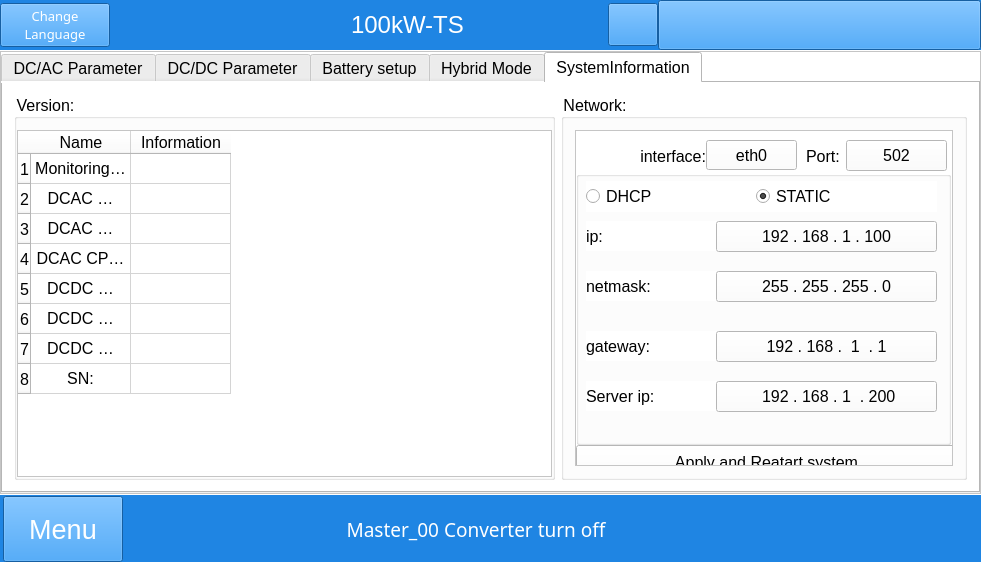
This is mywidget.ui in megarevolpr/MWin as Qt 5 draws it before an edit. The edited form follows.
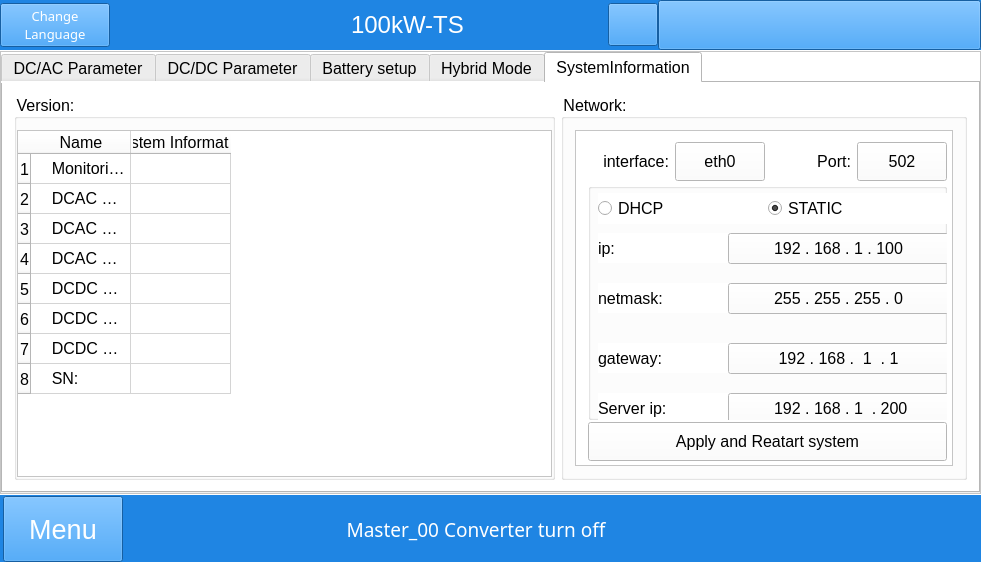
This is the edited form. The open tabs and pages were chosen to show the change. Icons and pictures are not drawn.

```diff
--- a/mywidget.ui
+++ b/mywidget.ui
@@ -9640,71 +9640,76 @@
                         </column>
                         <column>
                          <property name="text">
-                          <string>Information</string>
+                          <string>System Information</string>
                          </property>
                         </column>
                         <item row="0" column="0">
                          <property name="text">
-                          <string>Monitoring software version</string>
+                          <string>    Monitoring software version</string>
                          </property>
                          <property name="textAlignment">
-                          <set>AlignCenter</set>
+                          <set>AlignLeading|AlignVCenter</set>
+                         </property>
+                        </item>
+                        <item row="0" column="1">
+                         <property name="text">
+                          <string/>
                          </property>
                         </item>
                         <item row="1" column="0">
                          <property name="text">
-                          <string>DCAC Protocol version</string>
+                          <string>    DCAC Protocol version</string>
                          </property>
                          <property name="textAlignment">
-                          <set>AlignCenter</set>
+                          <set>AlignLeading|AlignVCenter</set>
                          </property>
                         </item>
                         <item row="2" column="0">
                          <property name="text">
-                          <string>DCAC Converter software version</string>
+                          <string>    DCAC Converter software version</string>
                          </property>
                          <property name="textAlignment">
-                          <set>AlignCenter</set>
+                          <set>AlignLeading|AlignVCenter</set>
                          </property>
                         </item>
                         <item row="3" column="0">
                          <property name="text">
-                          <string>DCAC CPLD software version</string>
+                          <string>    DCAC CPLD software version</string>
                          </property>
                          <property name="textAlignment">
-                          <set>AlignCenter</set>
+                          <set>AlignLeading|AlignVCenter</set>
                          </property>
                         </item>
                         <item row="4" column="0">
                          <property name="text">
-                          <string>DCDC Protocol version</string>
+                          <string>    DCDC Protocol version</string>
                          </property>
                          <property name="textAlignment">
-                          <set>AlignCenter</set>
+                          <set>AlignLeading|AlignVCenter</set>
                          </property>
                         </item>
                         <item row="5" column="0">
                          <property name="text">
-                          <string>DCDC Converter software version</string>
+                          <string>    DCDC Converter software version</string>
                          </property>
                          <property name="textAlignment">
-                          <set>AlignCenter</set>
+                          <set>AlignLeading|AlignVCenter</set>
                          </property>
                         </item>
                         <item row="6" column="0">
                          <property name="text">
-                          <string>DCDC CPLD software version</string>
+                          <string>    DCDC CPLD software version</string>
                          </property>
                          <property name="textAlignment">
-                          <set>AlignCenter</set>
+                          <set>AlignLeading|AlignVCenter</set>
                          </property>
                         </item>
                         <item row="7" column="0">
                          <property name="text">
-                          <string>SN:</string>
+                          <string>    SN:</string>
                          </property>
                          <property name="textAlignment">
-                          <set>AlignCenter</set>
+                          <set>AlignLeading|AlignVCenter</set>
                          </property>
                         </item>
                        </widget>
@@ -9743,14 +9748,40 @@
                          <property name="cursor">
                           <cursorShape>ArrowCursor</cursorShape>
                          </property>
+                         <widget class="QWidget" name="verticalLayoutWidget_2">
+                          <property name="geometry">
+                           <rect>
+                            <x>1</x>
+                            <y>0</y>
+                            <width>381</width>
+                            <height>341</height>
+                           </rect>
+                          </property>
+                          <layout class="QVBoxLayout" name="verticalLayout_33" stretch="1,6,1">
+                           <property name="spacing">
+                            <number>2</number>
+                           </property>
+                           <item>
+                            <layout class="QHBoxLayout" name="horizontalLayout_40">
+                             <item>
                          <widget class="QLabel" name="interface_2">
-                          <property name="geometry">
-                           <rect>
-                            <x>0</x>
-                            <y>10</y>
-                            <width>130</width>
+                               <property name="sizePolicy">
+                                <sizepolicy hsizetype="Expanding" vsizetype="Expanding">
+                                 <horstretch>0</horstretch>
+                                 <verstretch>0</verstretch>
+                                </sizepolicy>
+                               </property>
+                               <property name="minimumSize">
+                                <size>
+                                 <width>0</width>
                             <height>30</height>
-                           </rect>
+                                </size>
+                               </property>
+                               <property name="maximumSize">
+                                <size>
+                                 <width>16777215</width>
+                                 <height>30</height>
+                                </size>
                           </property>
                           <property name="layoutDirection">
                            <enum>Qt::LeftToRight</enum>
@@ -9762,27 +9793,14 @@
                            <set>Qt::AlignRight|Qt::AlignTrailing|Qt::AlignVCenter</set>
                           </property>
                          </widget>
-                         <widget class="QLabel" name="Port">
-                          <property name="geometry">
-                           <rect>
-                            <x>230</x>
-                            <y>10</y>
-                            <width>40</width>
-                            <height>30</height>
-                           </rect>
-                          </property>
-                          <property name="text">
-                           <string>Port:</string>
-                          </property>
-                         </widget>
+                             </item>
+                             <item>
                          <widget class="QPushButton" name="interface_explain_btn">
-                          <property name="geometry">
-                           <rect>
-                            <x>130</x>
-                            <y>9</y>
-                            <width>91</width>
-                            <height>30</height>
-                           </rect>
+                               <property name="sizePolicy">
+                                <sizepolicy hsizetype="Expanding" vsizetype="Expanding">
+                                 <horstretch>0</horstretch>
+                                 <verstretch>0</verstretch>
+                                </sizepolicy>
                           </property>
                           <property name="minimumSize">
                            <size>
@@ -9794,45 +9812,71 @@
                            <string>eth0</string>
                           </property>
                          </widget>
+                             </item>
+                             <item>
+                              <widget class="QLabel" name="Port">
+                               <property name="sizePolicy">
+                                <sizepolicy hsizetype="Expanding" vsizetype="Expanding">
+                                 <horstretch>0</horstretch>
+                                 <verstretch>0</verstretch>
+                                </sizepolicy>
+                               </property>
+                               <property name="minimumSize">
+                                <size>
+                                 <width>75</width>
+                                 <height>30</height>
+                                </size>
+                               </property>
+                               <property name="maximumSize">
+                                <size>
+                                 <width>16777215</width>
+                                 <height>30</height>
+                                </size>
+                               </property>
+                               <property name="text">
+                                <string>Port:</string>
+                               </property>
+                               <property name="alignment">
+                                <set>Qt::AlignRight|Qt::AlignTrailing|Qt::AlignVCenter</set>
+                               </property>
+                              </widget>
+                             </item>
+                             <item>
                          <widget class="QPushButton" name="port_explain_btn">
-                          <property name="geometry">
-                           <rect>
-                            <x>270</x>
-                            <y>9</y>
-                            <width>101</width>
-                            <height>31</height>
-                           </rect>
+                               <property name="sizePolicy">
+                                <sizepolicy hsizetype="Expanding" vsizetype="Expanding">
+                                 <horstretch>0</horstretch>
+                                 <verstretch>0</verstretch>
+                                </sizepolicy>
+                               </property>
+                               <property name="minimumSize">
+                                <size>
+                                 <width>90</width>
+                                 <height>0</height>
+                                </size>
                           </property>
                           <property name="text">
                            <string>502</string>
                           </property>
                          </widget>
-                         <widget class="QPushButton" name="ok">
-                          <property name="geometry">
-                           <rect>
-                            <x>0</x>
-                            <y>314</y>
-                            <width>381</width>
-                            <height>35</height>
-                           </rect>
-                          </property>
-                          <property name="text">
-                           <string>Apply and Reatart system</string>
-                          </property>
-                         </widget>
+                             </item>
+                            </layout>
+                           </item>
+                           <item>
                          <widget class="QGroupBox" name="groupBox_4">
-                          <property name="geometry">
-                           <rect>
-                            <x>0</x>
-                            <y>40</y>
-                            <width>375</width>
-                            <height>274</height>
-                           </rect>
+                             <property name="sizePolicy">
+                              <sizepolicy hsizetype="Expanding" vsizetype="Expanding">
+                               <horstretch>0</horstretch>
+                               <verstretch>0</verstretch>
+                              </sizepolicy>
                           </property>
                           <property name="title">
                            <string/>
                           </property>
                           <widget class="QRadioButton" name="radio_dhcp">
+                              <property name="enabled">
+                               <bool>true</bool>
+                              </property>
                            <property name="geometry">
                             <rect>
                              <x>10</x>
@@ -9968,6 +10012,22 @@
                             <string> 192 . 168 . 1  . 200</string>
                            </property>
                           </widget>
+                            </widget>
+                           </item>
+                           <item>
+                            <widget class="QPushButton" name="ok">
+                             <property name="sizePolicy">
+                              <sizepolicy hsizetype="Expanding" vsizetype="Expanding">
+                               <horstretch>0</horstretch>
+                               <verstretch>0</verstretch>
+                              </sizepolicy>
+                             </property>
+                             <property name="text">
+                              <string>Apply and Reatart system</string>
+                             </property>
+                            </widget>
+                           </item>
+                          </layout>
                          </widget>
                         </widget>
                        </widget>
```
Left out of the diff: 68 changed lines with no effect on the pictures. Lines whose indentation alone changed are shown as unchanged.
